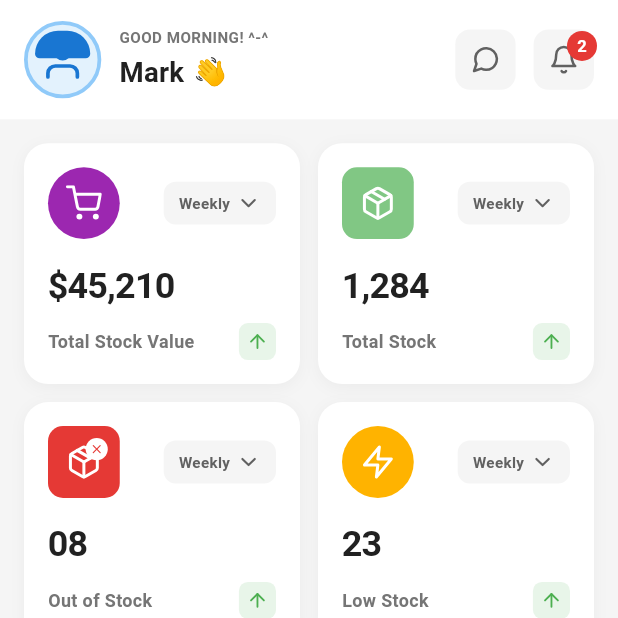
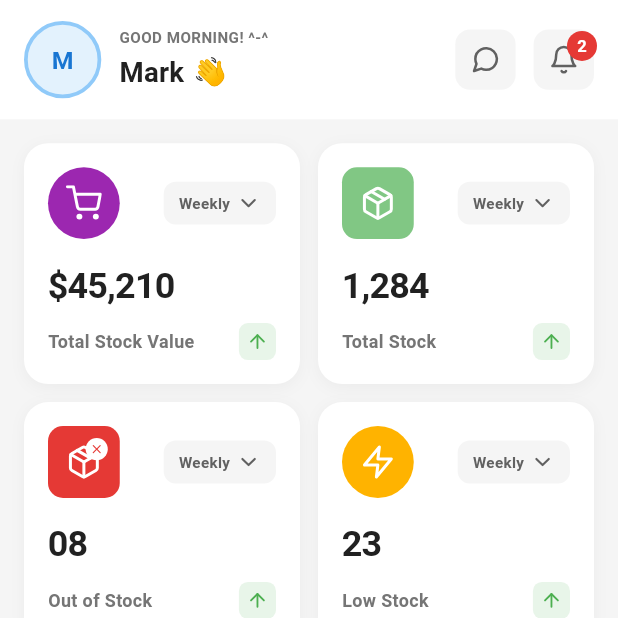
Before and after one commit to levis-creator/amazinginventory_mobile_app, a Flutter app: the DashboardScreen screen opened directly, on a phone screen of 412 x 824 dp, the top half of it. Run offline on Flutter 3.47's test engine with Material 3 defaults, Android fonts, the phone set to English and light mode, and no system bars; drawn by our look-alikes of fl_chart; our stand-ins replace dio, equatable, feather_icons, flutter_bloc, flutter_secure_storage, formz and 2 more; accounts and stored records are empty.

Commit message:
Refactor dashboard screen to utilize Bloc for user authentication state. Integrated user initials display and greeting based on authentication status, enhancing user personalization. Improved layout and responsiveness of the top section, maintaining clean architecture principles.

```diff
--- a/lib/features/dashboard/screens/dashboard_screen.dart
+++ b/lib/features/dashboard/screens/dashboard_screen.dart
@@ -1,12 +1,16 @@
 import 'package:flutter/material.dart';
+import 'package:flutter_bloc/flutter_bloc.dart';
 import 'package:feather_icons/feather_icons.dart';
 import '../widgets/metric_card.dart';
 import '../widgets/stock_flow_chart.dart';
 import '../../../shared/utils/greeting_util.dart';
 import '../../../shared/utils/responsive_util.dart';
+import '../../../shared/utils/user_util.dart';
 import '../../../core/constants/app_constants.dart';
 import '../../../core/theme/app_colors.dart';
 import '../../../core/services/navigation_service.dart';
+import '../../auth/cubit/auth_cubit.dart';
+import '../../auth/cubit/auth_state.dart';
 
 /// Main dashboard screen displaying inventory overview
 /// Implements clean architecture with separation of concerns
@@ -64,18 +68,28 @@ class _DashboardScreenState extends State<DashboardScreen> {
   }
 
   Widget _buildTopSection() {
+    return BlocBuilder<AuthCubit, AuthState>(
+      builder: (context, authState) {
+        // Get user information from auth state
+        final userName = authState is AuthAuthenticated
+            ? authState.user.name
+            : AppConstants.defaultUserName;
+        final userInitials = authState is AuthAuthenticated
+            ? UserUtil.getInitials(authState.user.name)
+            : UserUtil.getInitials(AppConstants.defaultUserName);
+
         final profileSize = ResponsiveUtil.getContainerSize(context, baseSize: 56);
-    final iconSize = ResponsiveUtil.getIconSize(context, baseSize: 32);
         final greetingFontSize = ResponsiveUtil.getFontSize(context, baseSize: 11);
         final nameFontSize = ResponsiveUtil.getFontSize(context, baseSize: 20);
         final buttonIconSize = ResponsiveUtil.getIconSize(context, baseSize: 22);
+        final initialsFontSize = ResponsiveUtil.getFontSize(context, baseSize: 18);
 
         return Container(
           padding: ResponsiveUtil.getTopBarPadding(context),
           color: Colors.white,
           child: Row(
             children: [
-          // Profile Picture
+              // Profile Picture with User Initials
               Container(
                 width: profileSize,
                 height: profileSize,
@@ -84,36 +98,16 @@ class _DashboardScreenState extends State<DashboardScreen> {
                   color: AppColors.profileBackground,
                   border: Border.all(color: AppColors.profileBorder, width: 2.5),
                 ),
-            child: Stack(
-              alignment: Alignment.center,
-              children: [
-                // Person icon
-                Positioned(
-                  bottom: 8,
-                  child: Icon(
-                    FeatherIcons.user,
+                child: Center(
+                  child: Text(
+                    userInitials,
+                    style: TextStyle(
+                      fontSize: initialsFontSize,
+                      fontWeight: FontWeight.bold,
                       color: AppColors.profileIcon,
-                    size: iconSize,
+                      letterSpacing: 0.5,
                     ),
                   ),
-                // Cap representation
-                Positioned(
-                  top: 4,
-                  child: Container(
-                    width: ResponsiveUtil.getContainerSize(context, baseSize: 40),
-                    height: ResponsiveUtil.getContainerSize(context, baseSize: 20),
-                    decoration: BoxDecoration(
-                      color: AppColors.profileIcon,
-                      borderRadius: const BorderRadius.only(
-                        topLeft: Radius.circular(20),
-                        topRight: Radius.circular(20),
-                        bottomLeft: Radius.circular(4),
-                        bottomRight: Radius.circular(4),
-                      ),
-                    ),
-                  ),
-                ),
-              ],
                 ),
               ),
               SizedBox(width: ResponsiveUtil.getSpacing(context)),
@@ -137,7 +131,7 @@ class _DashboardScreenState extends State<DashboardScreen> {
                       children: [
                         Flexible(
                           child: Text(
-                        AppConstants.defaultUserName,
+                            userName,
                             style: TextStyle(
                               fontSize: nameFontSize,
                               fontWeight: FontWeight.bold,
@@ -234,6 +228,8 @@ class _DashboardScreenState extends State<DashboardScreen> {
             ],
           ),
         );
+      },
+    );
   }
 
   Widget _buildMetricCards() {
--- /dev/null
+++ b/lib/shared/utils/user_util.dart
@@ -0,0 +1,35 @@
+/// Utility functions for user-related operations.
+///
+/// Follows the Single Responsibility Principle (SOLID) by focusing solely
+/// on user-related utility functions.
+class UserUtil {
+  /// Gets user initials from a full name.
+  ///
+  /// Takes the first letter of the first word and the first letter of the second word (if available).
+  /// If only one word is provided, returns the first letter.
+  ///
+  /// Examples:
+  /// - "John Doe" -> "JD"
+  /// - "John" -> "J"
+  /// - "Mary Jane Watson" -> "MJ"
+  ///
+  /// [name] The full name of the user
+  /// Returns the initials as an uppercase string
+  static String getInitials(String name) {
+    if (name.trim().isEmpty) {
+      return '?';
+    }
+
+    final words = name.trim().split(RegExp(r'\s+'));
+
+    if (words.length == 1) {
+      // Single word - return first letter
+      return words[0][0].toUpperCase();
+    } else {
+      // Multiple words - return first letter of first two words
+      final firstInitial = words[0][0].toUpperCase();
+      final secondInitial = words[1][0].toUpperCase();
+      return '$firstInitial$secondInitial';
+    }
+  }
+}
```
Lines whose indentation alone changed are shown as unchanged.
